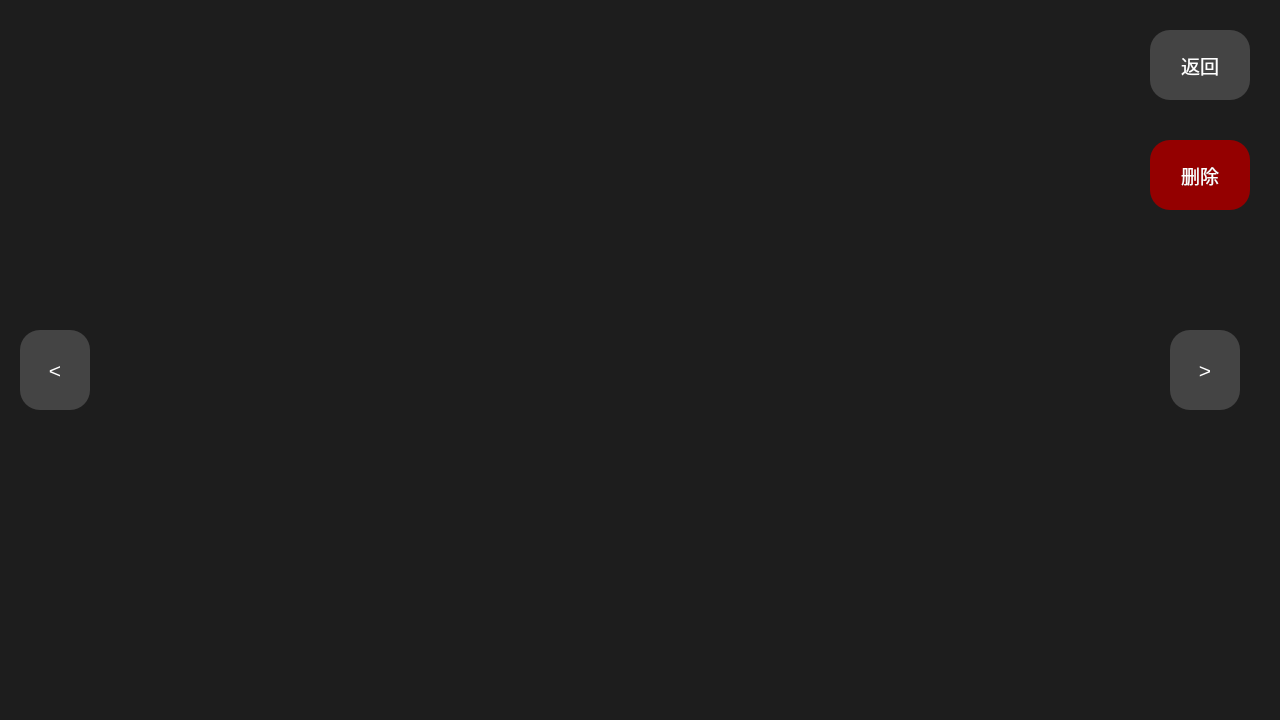
HXBJ1737/Linux_Qt_app, file src/gallery/gallery.ui: the form before one commit.
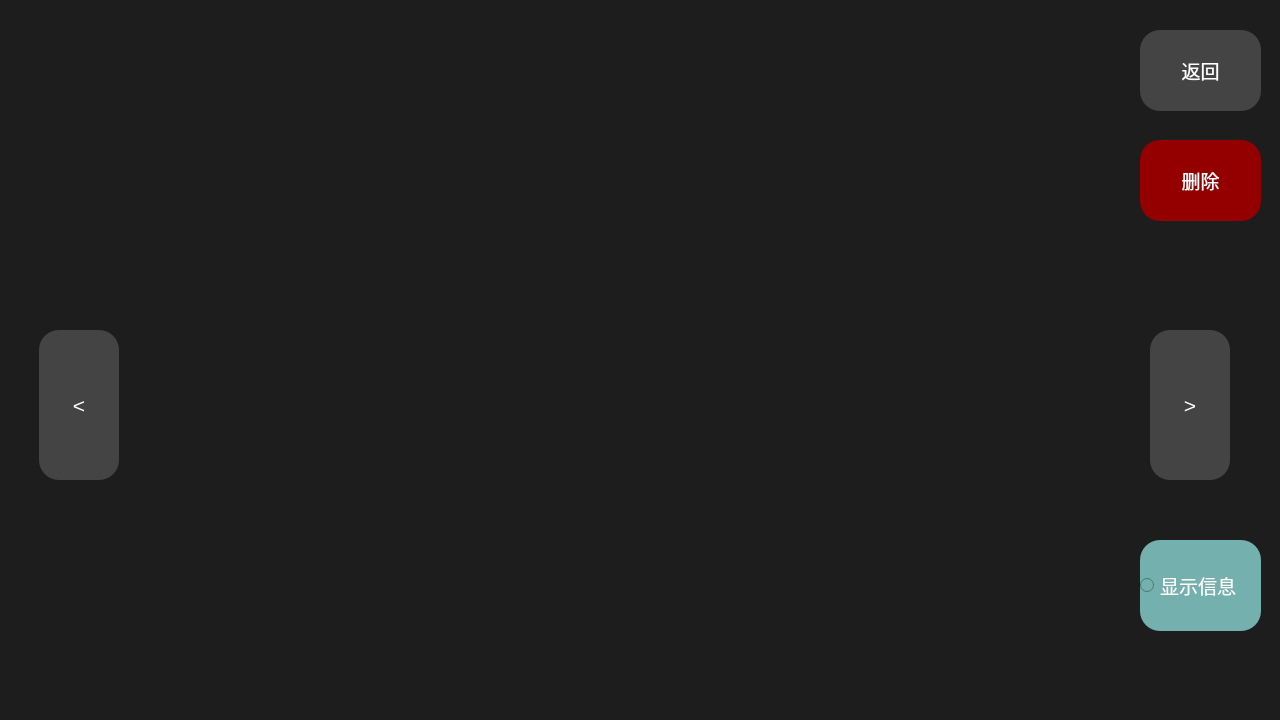
The form after the commit.

Diff of the .ui file:
```diff
--- a/src/gallery/gallery.ui
+++ b/src/gallery/gallery.ui
@@ -35,10 +35,10 @@
    <widget class="QPushButton" name="backBtn">
     <property name="geometry">
      <rect>
-      <x>1150</x>
+      <x>1140</x>
       <y>30</y>
-      <width>100</width>
-      <height>70</height>
+      <width>121</width>
+      <height>81</height>
      </rect>
     </property>
     <property name="font">
@@ -73,10 +73,10 @@
    <widget class="QPushButton" name="lastBtn">
     <property name="geometry">
      <rect>
-      <x>20</x>
+      <x>39</x>
       <y>330</y>
-      <width>70</width>
-      <height>80</height>
+      <width>80</width>
+      <height>150</height>
      </rect>
     </property>
     <property name="font">
@@ -96,10 +96,10 @@
    <widget class="QPushButton" name="nextBtn">
     <property name="geometry">
      <rect>
-      <x>1170</x>
+      <x>1150</x>
       <y>330</y>
-      <width>70</width>
-      <height>80</height>
+      <width>80</width>
+      <height>150</height>
      </rect>
     </property>
     <property name="font">
@@ -119,10 +119,10 @@
    <widget class="QPushButton" name="rm_Btn">
     <property name="geometry">
      <rect>
-      <x>1150</x>
+      <x>1140</x>
       <y>140</y>
-      <width>100</width>
-      <height>70</height>
+      <width>121</width>
+      <height>81</height>
      </rect>
     </property>
     <property name="font">
@@ -139,6 +139,35 @@
      <string>删除</string>
     </property>
    </widget>
+   <widget class="QRadioButton" name="radioButton">
+    <property name="geometry">
+     <rect>
+      <x>1140</x>
+      <y>540</y>
+      <width>121</width>
+      <height>91</height>
+     </rect>
+    </property>
+    <property name="font">
+     <font>
+      <pointsize>14</pointsize>
+     </font>
+    </property>
+    <property name="styleSheet">
+     <string notr="true">background-color: rgb(115, 176, 174);
+color: rgb(255, 255, 255);
+border-radius: 20px;</string>
+    </property>
+    <property name="text">
+     <string>显示信息</string>
+    </property>
+    <property name="iconSize">
+     <size>
+      <width>32</width>
+      <height>32</height>
+     </size>
+    </property>
+   </widget>
   </widget>
  </widget>
  <resources/>
```
